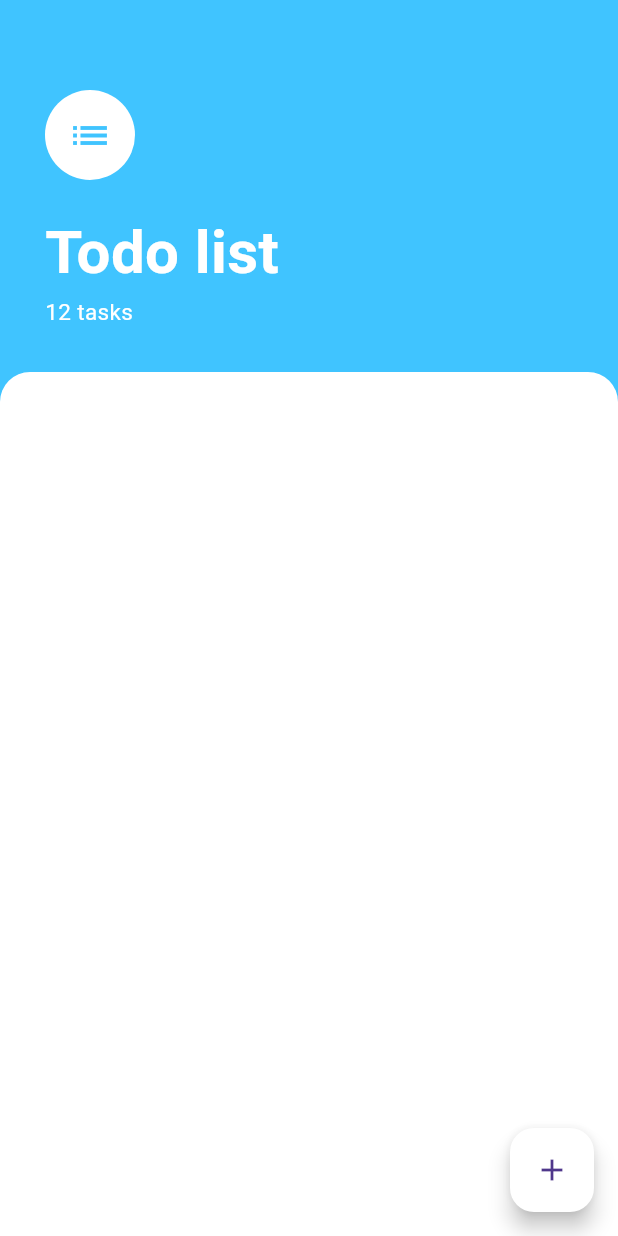
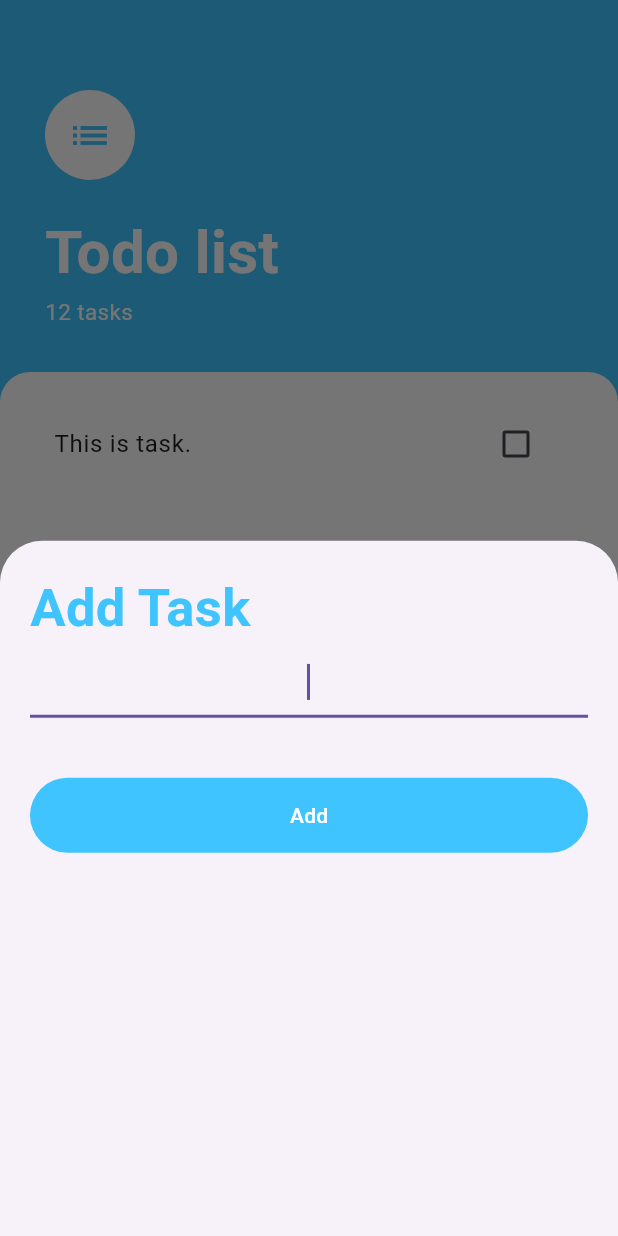
Before and after one commit to Altynbek2021/todo_list, a Flutter app: the screen it shows after launch, after a tap on the "add" icon, on a phone screen of 412 x 824 dp. Run offline on Flutter 3.47's test engine with Material 3 defaults, Android fonts, the phone set to English and light mode, and no system bars.

Commit message:
Added add task and refactored all

```diff
--- /dev/null
+++ b/lib/addtaskto.dart
@@ -0,0 +1,44 @@
+import 'package:flutter/material.dart';
+
+class AddtasktoScreen extends StatelessWidget {
+  const AddtasktoScreen({super.key});
+
+  @override
+  Widget build(BuildContext context) {
+    return Container(
+      padding: const EdgeInsets.all(20),
+      child: Column(
+        crossAxisAlignment: CrossAxisAlignment.stretch,
+        children: [
+          const Text(
+            "Add Task",
+            style: TextStyle(
+              color: Colors.lightBlueAccent,
+              fontSize: 35,
+              fontWeight: FontWeight.w700,
+            ),
+          ),
+          const TextField(
+            autofocus: true,
+            textAlign: TextAlign.center,
+          ),
+          const SizedBox(
+            height: 40,
+          ),
+          SizedBox(
+            height: 50,
+            child: TextButton(
+              style: TextButton.styleFrom(
+                  backgroundColor: Colors.lightBlueAccent, elevation: 20),
+              onPressed: () {},
+              child: const Text(
+                "Add",
+                style: TextStyle(color: Colors.white),
+              ),
+            ),
+          ),
+        ],
+      ),
+    );
+  }
+}
--- /dev/null
+++ b/lib/tasklist.dart
@@ -0,0 +1,11 @@
+import 'package:flutter/material.dart';
+import 'package:todo_list/tasktile.dart';
+
+class Tasks_List extends StatelessWidget {
+  @override
+  Widget build(BuildContext context) {
+    return ListView(
+      children: [TaskTile()],
+    );
+  }
+}
--- /dev/null
+++ b/lib/tasktile.dart
@@ -0,0 +1,14 @@
+import 'package:flutter/material.dart';
+
+class TaskTile extends StatelessWidget {
+  @override
+  Widget build(BuildContext context) {
+    return ListTile(
+      title: Text("This is task."),
+      trailing: Checkbox(
+        value: false,
+        onChanged: (unchecked) {},
+      ),
+    );
+  }
+}
--- a/lib/tastks.dart
+++ b/lib/tastks.dart
@@ -1,14 +1,22 @@
 import 'package:flutter/material.dart';
+import 'package:todo_list/addtaskto.dart';
+import 'package:todo_list/tasklist.dart';
 
 class TasksScreen extends StatelessWidget {
   const TasksScreen({super.key});
+
+  Widget buildButtomSheet(BuildContext context) {
+    return AddtasktoScreen();
+  }
 
   @override
   Widget build(BuildContext context) {
     return Scaffold(
       backgroundColor: Colors.lightBlueAccent,
       floatingActionButton: FloatingActionButton(
-        onPressed: () {},
+        onPressed: () {
+          showModalBottomSheet(context: context, builder: buildButtomSheet);
+        },
         backgroundColor: Colors.white,
         child: Icon(Icons.add),
       ),
@@ -49,6 +57,7 @@ class TasksScreen extends StatelessWidget {
           ),
           Expanded(
             child: Container(
+              padding: EdgeInsets.all(20),
               decoration: BoxDecoration(
                 color: Colors.white,
                 borderRadius: BorderRadius.only(
@@ -56,6 +65,7 @@ class TasksScreen extends StatelessWidget {
                   topRight: Radius.circular(20),
                 ),
               ),
+              child: Tasks_List(),
             ),
           )
         ],
```
Also changed, not shown: 1 other file.
